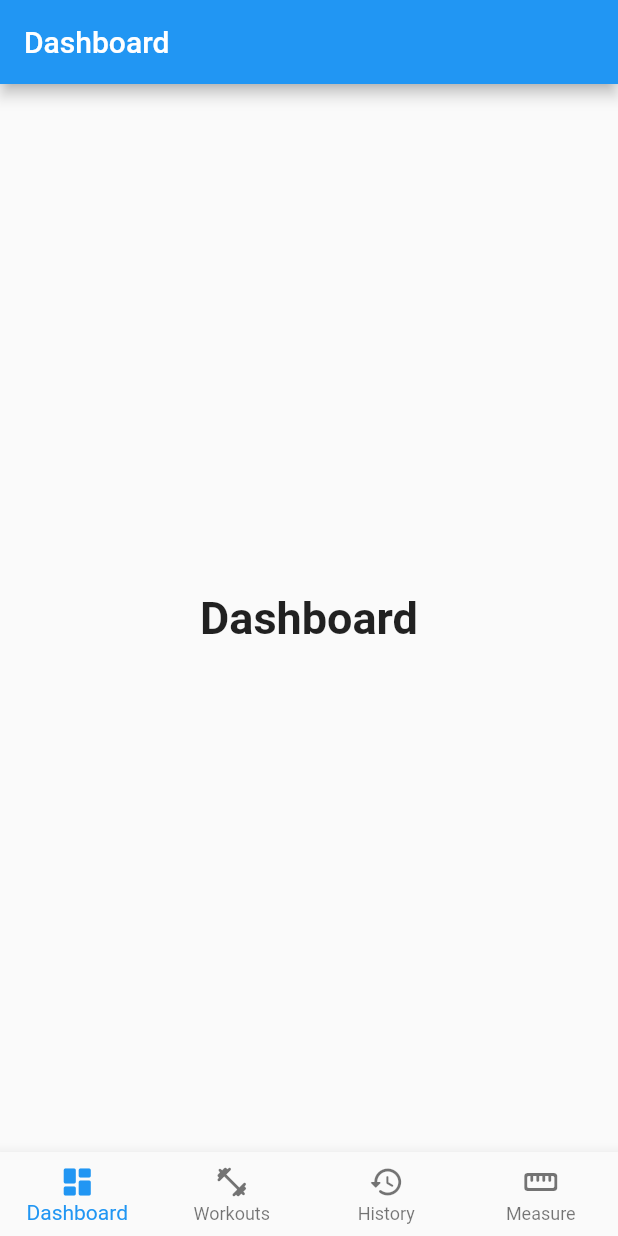
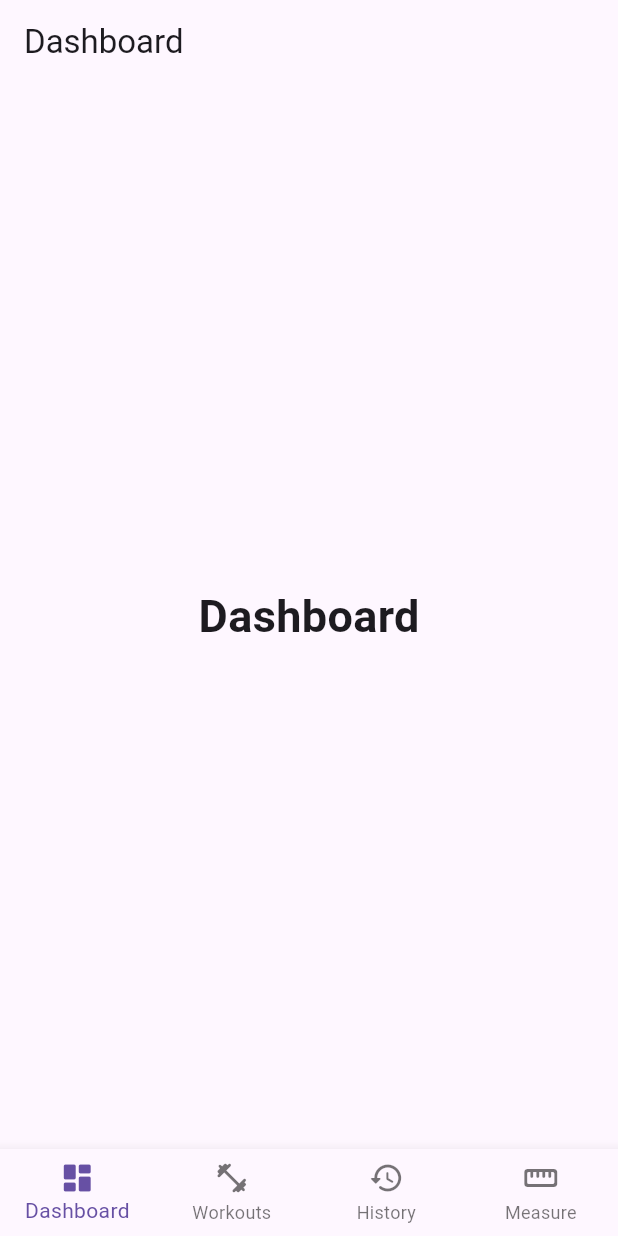
Before and after one commit to eeshangarg/fitness_copilot, a Flutter app: the screen it shows after launch, on a phone screen of 412 x 824 dp. Run offline on Flutter 3.47's test engine with Material 2 defaults, Android fonts, the phone set to English and light mode, and no system bars.

Commit message:
lib/main: Set ThemeData.useMaterial3 flag to True.
This is so that Material You is enabled by default for when the
Flutter devs roll the latest changes out.

```diff
--- a/lib/main.dart
+++ b/lib/main.dart
@@ -18,9 +18,7 @@ class MyApp extends StatelessWidget {
   Widget build(BuildContext context) {
     return MaterialApp(
       title: 'Fitness Copilot',
-      theme: ThemeData(
-        primarySwatch: Colors.blue,
-      ),
+      theme: ThemeData(useMaterial3: true),
       home: const HomePage(),
     );
   }
```
